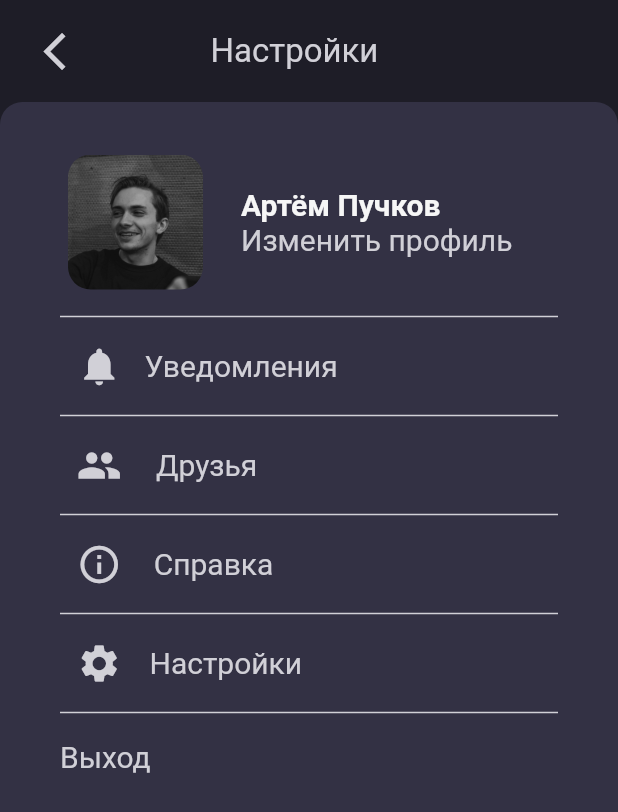
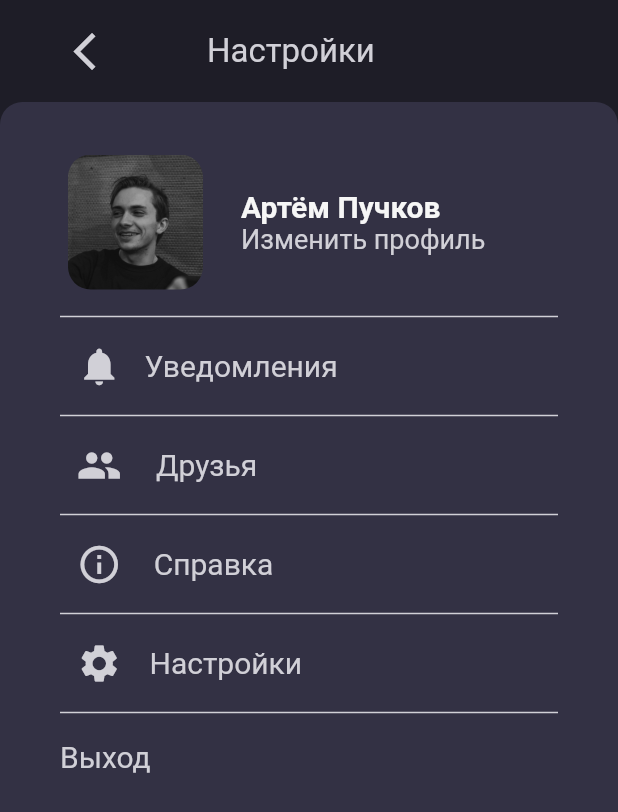
Before and after one commit to irunner1/Wishlist, a Flutter app: the screen it shows after launch, item 4 of the bottom bar chosen, after a tap on the "more vert" icon, on a phone screen of 412 x 824 dp. Shown: the top 812 px of the screen. Run offline on Flutter 3.47's test engine with Material 2 defaults, Android fonts, the phone set to English and light mode, and no system bars; our stand-ins replace google_nav_bar; Roboto replaces fonts that are missing (Montserrat).

Commit message:
changed colors

```diff
--- a/lib/main.dart
+++ b/lib/main.dart
@@ -1,6 +1,8 @@
 import 'package:flutter/material.dart';
 import 'package:testwish/main_page.dart';
 import 'theme/custom_theme.dart';
+import 'package:flutter/services.dart';
+import '/helpers/colors.dart';
 
 void main() {
   runApp(const MyApp());
@@ -14,8 +16,13 @@ class MyApp extends StatefulWidget {
 }
 
 class _MyAppState extends State<MyApp> {
+
   @override
   Widget build(BuildContext context) {
+    SystemChrome.setSystemUIOverlayStyle(const SystemUiOverlayStyle(
+      statusBarColor: AppColors.textColor,
+      statusBarBrightness: Brightness.dark,
+    ));
     return MaterialApp(
       title: 'Wishlist',
       debugShowCheckedModeBanner: false,
--- a/lib/main_page.dart
+++ b/lib/main_page.dart
@@ -31,6 +31,7 @@ class _MyMainState extends State<MyMain> {
       extendBody: true,
       body: pages[navIndex],
       bottomNavigationBar: Container(
+        height: 75,
         decoration: const BoxDecoration(
           borderRadius: BorderRadius.only(
             topRight: Radius.circular(15),
--- a/lib/pages/settings.dart
+++ b/lib/pages/settings.dart
@@ -15,23 +15,27 @@ class MySettings extends StatelessWidget {
         children: <Widget>[
           Container(
               margin: const EdgeInsets.only(top: 10),
-              padding: const EdgeInsets.only(left: 20, right: 15, bottom: 10),
+              padding: const EdgeInsets.only(left: 40, right: 15, bottom: 10),
               child: Column(
                 mainAxisAlignment: MainAxisAlignment.spaceBetween,
                 children: <Widget>[
                   Row(
-                    mainAxisAlignment: MainAxisAlignment.spaceBetween,
+                    // mainAxisAlignment: MainAxisAlignment.spaceBetween,
                     children: [
                       IconButton(
-                        icon: const Icon(Icons.arrow_back_ios,
-                            color: AppColors.textColor),
+                        icon: const Icon(
+                          Icons.arrow_back_ios,
+                          color: AppColors.textColor
+                        ),
                         iconSize: 30,
                         splashRadius: 30,
                         onPressed: () {
                           Navigator.pop(context);
                         },
                       ),
-                      const Spacer(),
+                      const SizedBox(
+                        width: 50,
+                      ),
                       const Text(
                         'Настройки',
                         style: TextStyle(
@@ -41,7 +45,7 @@ class MySettings extends StatelessWidget {
                         softWrap: false,
                       ),
                       const Spacer(
-                        flex: 2,
+                        flex: 3,
                       )
                     ],
                   )
@@ -88,8 +92,7 @@ class MySettings extends StatelessWidget {
                             width: MediaQuery.of(context).size.width / 2,
                             alignment: Alignment.centerLeft,
                             child: Column(
-                              mainAxisAlignment:
-                                  MainAxisAlignment.spaceBetween,
+                              mainAxisAlignment:  MainAxisAlignment.spaceBetween,
                               children: [
                                 Align(
                                   alignment: Alignment.centerLeft,
@@ -102,16 +105,22 @@ class MySettings extends StatelessWidget {
                                     ),
                                   ),
                                 ),
-                                const Align(
+
+                                GestureDetector(
+                                  child: const Align(
                                     alignment: Alignment.centerLeft,
                                     child: Text(
                                       'Изменить профиль',
                                       style: TextStyle(
                                         color: AppColors.textColor,
                                         fontWeight: FontWeight.w400,
-                                      fontSize: 20,
+                                        fontSize: 18,
                                       ),
                                     ),
+                                  ),
+                                  onTap: () {
+                                    log('edit');
+                                  },
                                 )
                               ],
                             ),
@@ -128,8 +137,8 @@ class MySettings extends StatelessWidget {
                     ),
                     GestureDetector(
                       child: Container(
-                        padding: const EdgeInsets.only(
-                            top: 10, left: 10, right: 40, bottom: 10),
+                        padding: const EdgeInsets.only(top: 10, left: 10, right: 40, bottom: 10),
+                        color: AppColors.foregroundColor,
                         width: MediaQuery.of(context).size.width / 1.25,
                         child: Row(
                           children: const [
@@ -162,8 +171,8 @@ class MySettings extends StatelessWidget {
                     ),
                     GestureDetector(
                       child: Container(
-                        padding: const EdgeInsets.only(
-                            top: 10, left: 10, right: 40, bottom: 10),
+                        color: AppColors.foregroundColor,
+                        padding: const EdgeInsets.only(top: 10, left: 10, right: 40, bottom: 10),
                         width: MediaQuery.of(context).size.width / 1.25,
                         child: Row(
                           children: const [
@@ -196,8 +205,8 @@ class MySettings extends StatelessWidget {
                     ),
                     GestureDetector(
                       child: Container(
-                        padding: const EdgeInsets.only(
-                            top: 10, left: 10, right: 40, bottom: 10),
+                        padding: const EdgeInsets.only(top: 10, left: 10, right: 40, bottom: 10),
+                        color: AppColors.foregroundColor,
                         width: MediaQuery.of(context).size.width / 1.25,
                         child: Row(
                           // mainAxisAlignment: MainAxisAlignment.spaceAround,
@@ -231,8 +240,8 @@ class MySettings extends StatelessWidget {
                     ),
                     GestureDetector(
                       child: Container(
-                        padding: const EdgeInsets.only(
-                            top: 10, left: 10, right: 40, bottom: 10),
+                        padding: const EdgeInsets.only(top: 10, left: 10, right: 40, bottom: 10),
+                        color: AppColors.foregroundColor,
                         width: MediaQuery.of(context).size.width / 1.25,
                         child: Row(
                           children: const [
--- a/lib/pages/tmp.dart
+++ /dev/null
@@ -1,15 +0,0 @@
-import 'package:flutter/src/widgets/framework.dart';
-
-import 'package:flutter/src/widgets/container.dart';
-
-import 'package:flutter/src/foundation/key.dart';
-
-import 'account_page.dart';
-class MyWidget extends StatelessWidget {
-  const MyWidget({Key? key}) : super(key: key);
-
-  @override
-  Widget build(BuildContext context) {
-    return Container();
-  }
-}
```
Also changed, not shown: 3 other files. Lines whose indentation alone changed are shown as unchanged.
